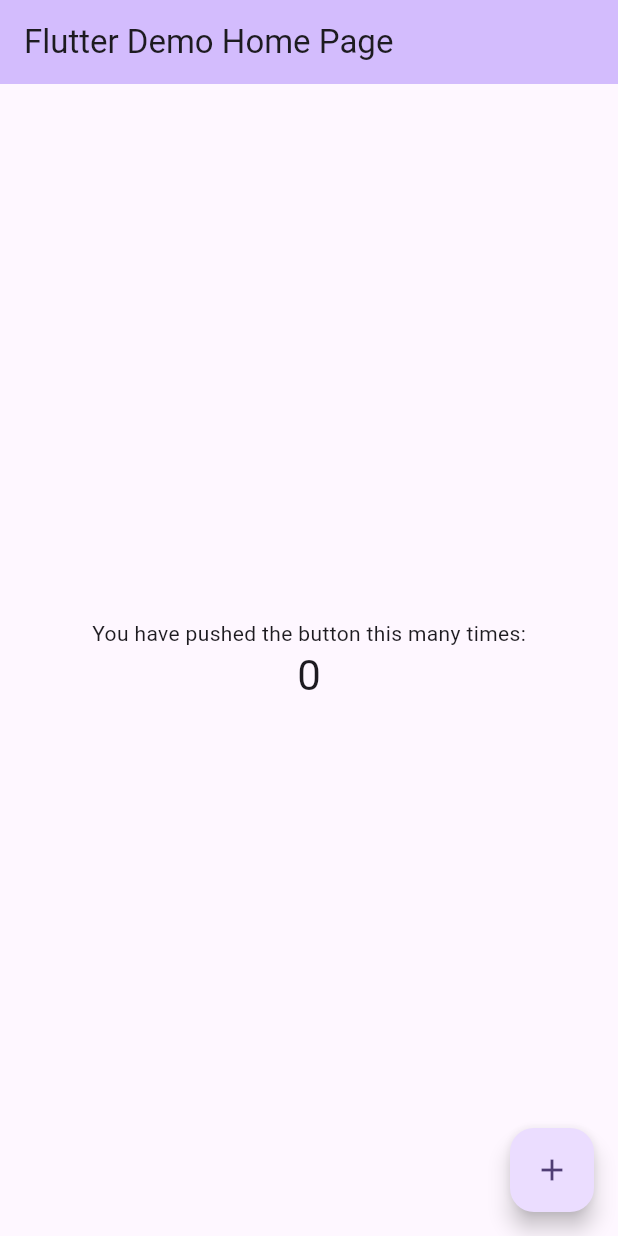
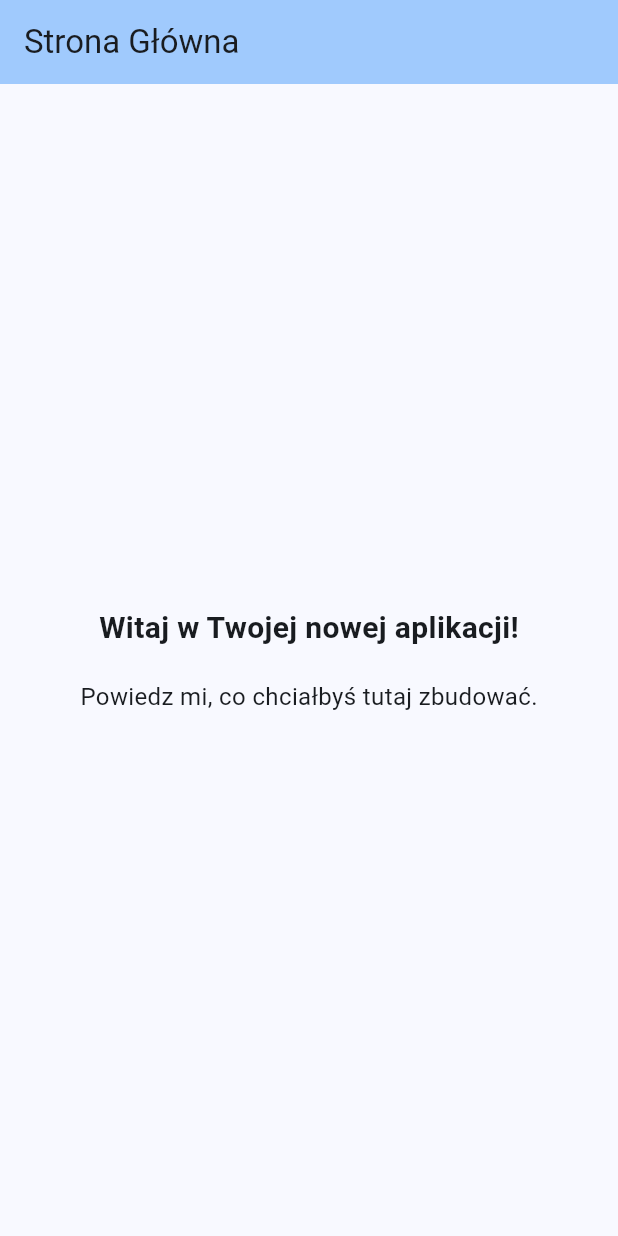
Before and after one commit to could-ai/019b1f27-db68-78da-bff6-e6a00ad27502, a Flutter app: the screen it shows after launch, on a phone screen of 412 x 824 dp. Run offline on Flutter 3.47's test engine with Material 3 defaults, Android fonts, the phone set to English and light mode, and no system bars.

Commit message:
Zastąpiono domyślną aplikację licznika czystym ekranem startowym (HomeScreen) z podstawową konfiguracją nawigacji, aby przygotować projekt do dalszego rozwoju.

```diff
--- a/usr/lib/main.dart
+++ b/usr/lib/main.dart
@@ -7,117 +7,50 @@ void main() {
 class MyApp extends StatelessWidget {
   const MyApp({super.key});
 
-  // This widget is the root of your application.
   @override
   Widget build(BuildContext context) {
     return MaterialApp(
-      title: 'Flutter Demo',
+      title: 'Moja Aplikacja',
       debugShowCheckedModeBanner: false,
       theme: ThemeData(
-        // This is the theme of your application.
-        //
-        // TRY THIS: Try running your application with "flutter run". You'll see
-        // the application has a purple toolbar. Then, without quitting the app,
-        // try changing the seedColor in the colorScheme below to Colors.green
-        // and then invoke "hot reload" (save your changes or press the "hot
-        // reload" button in a Flutter-supported IDE, or press "r" if you used
-        // the command line to start the app).
-        //
-        // Notice that the counter didn't reset back to zero; the application
-        // state is not lost during the reload. To reset the state, use hot
-        // restart instead.
-        //
-        // This works for code too, not just values: Most code changes can be
-        // tested with just a hot reload.
-        colorScheme: ColorScheme.fromSeed(seedColor: Colors.deepPurple),
+        colorScheme: ColorScheme.fromSeed(seedColor: Colors.blue),
+        useMaterial3: true,
       ),
+      // Zawsze definiuj initialRoute i routes dla lepszej nawigacji
       initialRoute: '/',
       routes: {
-        '/': (context) => const MyHomePage(title: 'Flutter Demo Home Page'),
+        '/': (context) => const HomeScreen(),
       },
     );
   }
 }
 
-class MyHomePage extends StatefulWidget {
-  const MyHomePage({super.key, required this.title});
-
-  // This widget is the home page of your application. It is stateful, meaning
-  // that it has a State object (defined below) that contains fields that affect
-  // how it looks.
-
-  // This class is the configuration for the state. It holds the values (in this
-  // case the title) provided by the parent (in this case the App widget) and
-  // used by the build method of the State. Fields in a Widget subclass are
-  // always marked "final".
-
-  final String title;
-
-  @override
-  State<MyHomePage> createState() => _MyHomePageState();
-}
-
-class _MyHomePageState extends State<MyHomePage> {
-  int _counter = 0;
-
-  void _incrementCounter() {
-    setState(() {
-      // This call to setState tells the Flutter framework that something has
-      // changed in this State, which causes it to rerun the build method below
-      // so that the display can reflect the updated values. If we changed
-      // _counter without calling setState(), then the build method would not be
-      // called again, and so nothing would appear to happen.
-      _counter++;
-    });
-  }
+class HomeScreen extends StatelessWidget {
+  const HomeScreen({super.key});
 
   @override
   Widget build(BuildContext context) {
-    // This method is rerun every time setState is called, for instance as done
-    // by the _incrementCounter method above.
-    //
-    // The Flutter framework has been optimized to make rerunning build methods
-    // fast, so that you can just rebuild anything that needs updating rather
-    // than having to individually change instances of widgets.
     return Scaffold(
       appBar: AppBar(
-        // TRY THIS: Try changing the color here to a specific color (to
-        // Colors.amber, perhaps?) and trigger a hot reload to see the AppBar
-        // change color while the other colors stay the same.
+        title: const Text('Strona Główna'),
         backgroundColor: Theme.of(context).colorScheme.inversePrimary,
-        // Here we take the value from the MyHomePage object that was created by
-        // the App.build method, and use it to set our appbar title.
-        title: Text(widget.title),
       ),
       body: Center(
-        // Center is a layout widget. It takes a single child and positions it
-        // in the middle of the parent.
         child: Column(
-          // Column is also a layout widget. It takes a list of children and
-          // arranges them vertically. By default, it sizes itself to fit its
-          // children horizontally, and tries to be as tall as its parent.
-          //
-          // Column has various properties to control how it sizes itself and
-          // how it positions its children. Here we use mainAxisAlignment to
-          // center the children vertically; the main axis here is the vertical
-          // axis because Columns are vertical (the cross axis would be
-          // horizontal).
-          //
-          // TRY THIS: Invoke "debug painting" (choose the "Toggle Debug Paint"
-          // action in the IDE, or press "p" in the console), to see the
-          // wireframe for each widget.
           mainAxisAlignment: MainAxisAlignment.center,
-          children: <Widget>[
-            const Text('You have pushed the button this many times:'),
-            Text('$_counter', style: Theme.of(context).textTheme.headlineMedium),
+          children: const [
+            Text(
+              'Witaj w Twojej nowej aplikacji!',
+              style: TextStyle(fontSize: 20, fontWeight: FontWeight.bold),
+            ),
+            SizedBox(height: 20),
+            Text(
+              'Powiedz mi, co chciałbyś tutaj zbudować.',
+              style: TextStyle(fontSize: 16),
+            ),
           ],
         ),
       ),
-      floatingActionButton: FloatingActionButton(
-        onPressed: _incrementCounter,
-        tooltip: 'Increment',
-        child: const Icon(Icons.add),
-      ), // This trailing comma makes auto-formatting nicer for build methods.
     );
   }
 }
```
